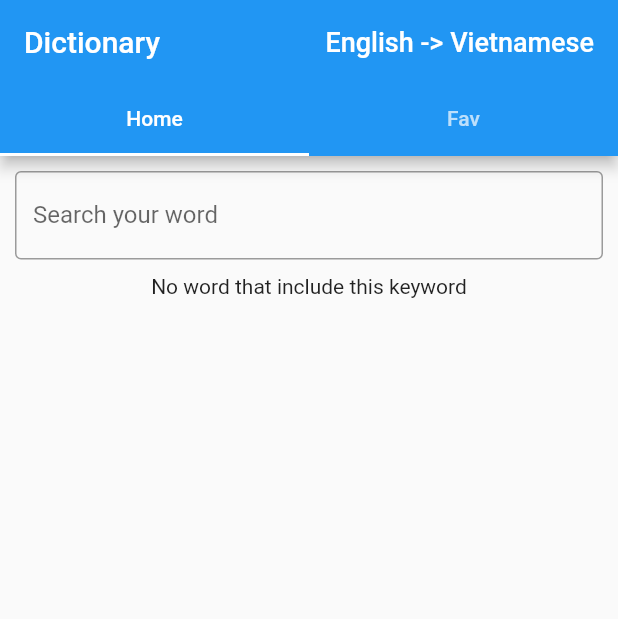
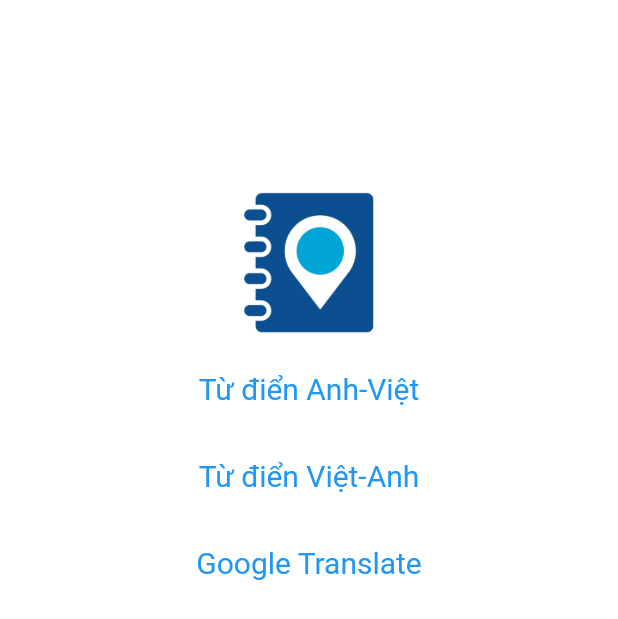
Before and after one commit to nguyendatils/App_Dictionary, a Flutter app: the screen it shows after launch, on a phone screen of 412 x 824 dp. Shown: the top 619 px of the screen. Run offline on Flutter 3.47's test engine with Material 2 defaults, Android fonts, the phone set to English and light mode, and no system bars; our stand-ins replace sqflite; accounts and stored records are empty.

Commit message:
Add StartUp Page

```diff
--- a/lib/Widgets/fav_list.dart
+++ b/lib/Widgets/fav_list.dart
@@ -1,4 +1,4 @@
-import 'file:///H:/Android%20Project/dictionary_2/lib/pages/search_result.dart';
+import 'package:dictionary_2/pages/search_result.dart';
 import 'package:dictionary_2/database/dbhelp.dart';
 import 'package:dictionary_2/database/dbhelp_va.dart';
 import 'package:dictionary_2/models/word.dart';
--- a/lib/Widgets/home.dart
+++ b/lib/Widgets/home.dart
@@ -1,5 +1,5 @@
 import 'package:dictionary_2/Widgets/list_word.dart';
-import 'file:///H:/Android%20Project/dictionary_2/lib/pages/search_result.dart';
+import 'package:dictionary_2/pages/search_result.dart';
 import 'package:dictionary_2/database/dbhelp.dart';
 import 'package:dictionary_2/database/dbhelp_va.dart';
 import 'package:flutter/material.dart';
--- a/lib/Widgets/list_word.dart
+++ b/lib/Widgets/list_word.dart
@@ -1,4 +1,4 @@
-import 'file:///H:/Android%20Project/dictionary_2/lib/pages/search_result.dart';
+import 'package:dictionary_2/pages/search_result.dart';
 import 'package:dictionary_2/models/word.dart';
 import 'package:flutter/cupertino.dart';
 import 'package:flutter/material.dart';
--- a/lib/main.dart
+++ b/lib/main.dart
@@ -1,4 +1,4 @@
-import 'package:dictionary_2/pages/home_page.dart';
+/*import 'package:dictionary_2/pages/home_page.dart';
 import 'package:flutter/material.dart';
 
 
@@ -14,4 +14,25 @@ void main() {
       },
     )
   );
+}*/
+
+
+
+import 'package:dictionary_2/pages/home_page.dart';
+import 'package:flutter/material.dart';
+import 'package:dictionary_2/pages/start_page.dart';
+import 'pages/search_result.dart';
+
+
+void main() {
+  runApp(
+    MaterialApp(
+      initialRoute: '/',
+      routes: {
+        '/' : (context) => StartPage(),
+        '/home' : (context) => HomePage(),
+        '/word' : (context) => SearchResult()
+      },
+    )
+  );
 }
--- /dev/null
+++ b/lib/pages/start_page.dart
@@ -0,0 +1,93 @@
+import 'package:dictionary_2/pages/home_page.dart';
+import 'package:flutter/cupertino.dart';
+import 'package:flutter/material.dart';
+import 'package:dictionary_2/main.dart';
+
+class StartPage extends StatefulWidget {
+  //const StartPage({Key? key}) : super(key: key);
+
+  @override
+  _StartPageState createState() => _StartPageState();
+}
+
+class _StartPageState extends State<StartPage> {
+  @override
+  Widget build(BuildContext context) {
+    return Scaffold(
+      backgroundColor: Colors.white,
+      body: SafeArea(
+
+        child: Center(
+        child: Padding(padding: EdgeInsets.fromLTRB(0, 125, 0, 0),
+          child: Column(
+            children: [
+              Container(
+                child: Image.asset('assets/start_image.png',
+                  height: 100,
+                  width: 100,
+                )
+              ),
+              SizedBox(height: 10,),
+              Row(
+                mainAxisAlignment: MainAxisAlignment.center,
+              ),
+              Row(
+                mainAxisAlignment: MainAxisAlignment.center,
+                children: [
+                  TextButton(
+                    style: TextButton.styleFrom(
+                      textStyle: const TextStyle(fontSize: 20),
+                    ),
+                    onPressed: () {
+                      print("1");
+                      Navigator.push(
+                          context,
+                          MaterialPageRoute(builder: (context) => HomePage()
+                          )
+                      );
+                    },
+                    child: const Text('Từ điển Anh-Việt'),
+                  ),
+                ],
+              ),
+              SizedBox(height: 10),
+              Row(
+                mainAxisAlignment: MainAxisAlignment.center,
+                children: [
+                  TextButton(
+                    style: TextButton.styleFrom(
+                      textStyle: const TextStyle(fontSize: 20),
+                    ),
+                    onPressed: () {
+                      print("2");
+                      Navigator.push(
+                          context,
+                          MaterialPageRoute(builder: (context) => HomePage()
+                          )
+                      );
+                      },
+                    child: const Text('Từ điển Việt-Anh'),
+                  ),
+                ],
+              ),
+              SizedBox(height: 10),
+              Row(
+                mainAxisAlignment: MainAxisAlignment.center,
+                children: [
+                  TextButton(
+                    style: TextButton.styleFrom(
+                      textStyle: const TextStyle(fontSize: 20),
+                    ),
+                    onPressed: () {print("Google Translate");},
+                    child: const Text('Google Translate'),
+                  ),
+                ],
+              )
+            ],
+          ),
+        ),
+      ),
+      ),
+    );
+  }
+}
--- a/pubspec.yaml
+++ b/pubspec.yaml
@@ -50,7 +50,7 @@ flutter:
   # To add assets to your application, add an assets section, like this:
   assets:
     - assets/dict_hh.db
-  #   - images/a_dot_ham.jpeg
+    - assets/start_image.png
 
   # An image asset can refer to one or more resolution-specific "variants", see
   # https://flutter.dev/assets-and-images/#resolution-aware.
```
Also changed, not shown: assets/start_image.png (added), lib/pages/sentence_translator_page.dart (added), 1 other file.
